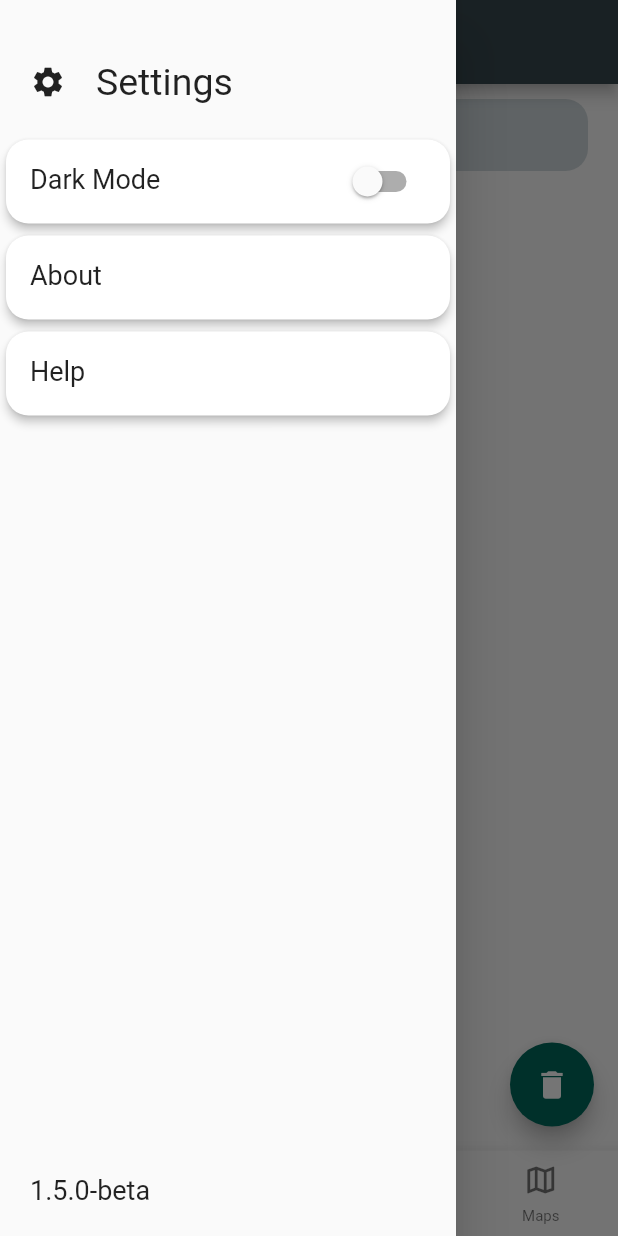
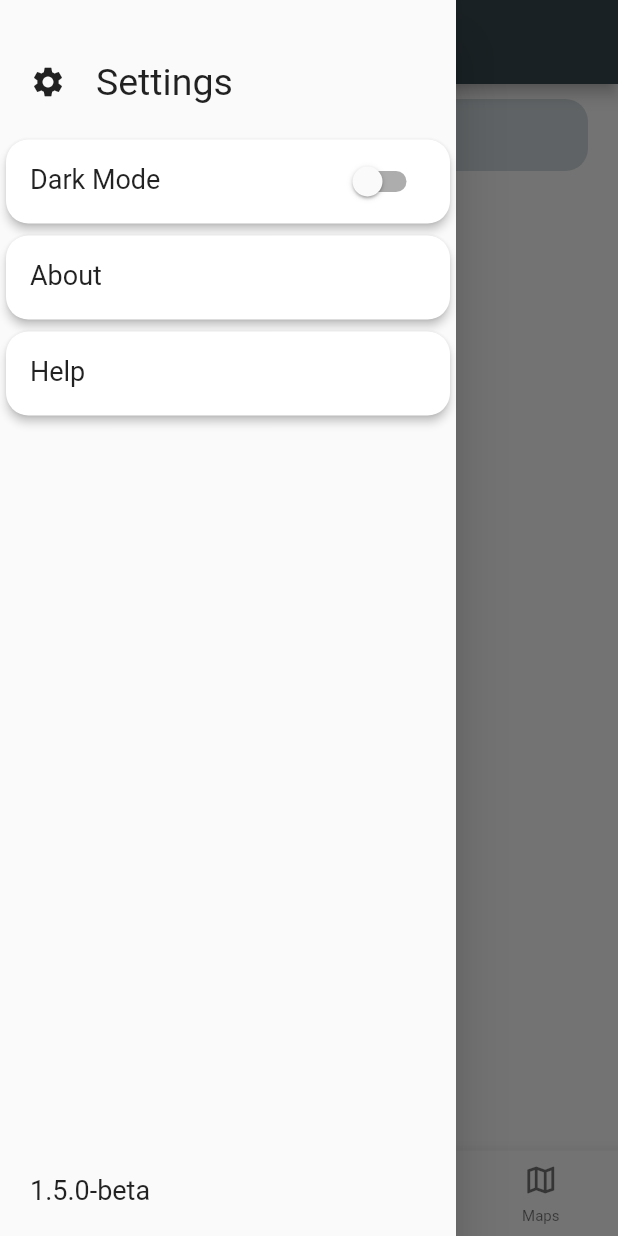
Before and after one commit to cian-sheehy/BusLnk, a Flutter app: the screen it shows after launch, with the side drawer open, on a phone screen of 412 x 824 dp. Run offline on Flutter 3.47's test engine with Material 2 defaults, Android fonts, the phone set to English and light mode, and no system bars; our stand-ins replace dio, flutter_map, geolocator, latlong2, localstorage, package_info_plus and 1 more; missing offline and left inert: dio_http_cache, flutter_map_marker_cluster, fuzzy; network calls fail; statements that could not run were skipped.

Commit message:
[1.5] Remove delete all button

```diff
--- a/lib/pages/index.dart
+++ b/lib/pages/index.dart
@@ -282,22 +282,23 @@ class _IndexPageState extends State<IndexPage> {
         },
         child: _currentPage[_currentIndex],
       ),
-      floatingActionButton: _currentIndex == 0
-          ? FloatingActionButton(
-              heroTag: 'favourite_hero_tag',
-              onPressed: () {
-                // Add your onPressed code here!
-                setState(() {
-                  _clearStorage();
-                  fetchStopList();
-                });
-              },
-              backgroundColor: Theme.of(context).buttonColor,
-              child: Icon(
-                Icons.delete,
-              ),
-            )
-          : null,
+      // TODO - More this somewhere better
+      // floatingActionButton: _currentIndex == 0
+      //     ? FloatingActionButton(
+      //         heroTag: 'favourite_hero_tag',
+      //         onPressed: () {
+      //           // Add your onPressed code here!
+      //           setState(() {
+      //             _clearStorage();
+      //             fetchStopList();
+      //           });
+      //         },
+      //         backgroundColor: Theme.of(context).buttonColor,
+      //         child: Icon(
+      //           Icons.delete,
+      //         ),
+      //       )
+      //     : null,
     );
   }
 
```
